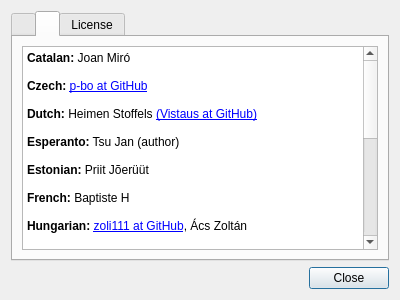
Above: about.ui from tsujan/Arqiver before the change. Below: the same form after it.
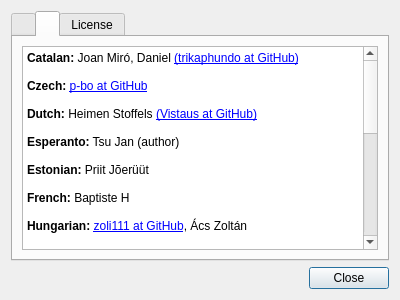
That is the form after the change. The open tabs and pages were chosen to show the change.

What changed in the file:
```diff
--- a/about.ui
+++ b/about.ui
@@ -97,7 +97,7 @@
 &lt;html&gt;&lt;head&gt;&lt;meta name=&quot;qrichtext&quot; content=&quot;1&quot; /&gt;&lt;style type=&quot;text/css&quot;&gt;
 p, li { white-space: pre-wrap; }
 &lt;/style&gt;&lt;/head&gt;&lt;body style=&quot;  font-weight:400; font-style:normal;&quot;&gt;
-&lt;p style=&quot; margin-top:0px; margin-bottom:0px; margin-left:0px; margin-right:0px; -qt-block-indent:0; text-indent:0px;&quot;&gt;&lt;span style=&quot; font-weight:600;&quot;&gt;Catalan:&lt;/span&gt; Joan Miró&lt;/p&gt;
+&lt;p style=&quot; margin-top:0px; margin-bottom:0px; margin-left:0px; margin-right:0px; -qt-block-indent:0; text-indent:0px;&quot;&gt;&lt;span style=&quot; font-weight:600;&quot;&gt;Catalan:&lt;/span&gt; Joan Miró, Daniel &lt;a href=&quot;https://github.com/trikaphundo&quot;&gt;(trikaphundo at GitHub)&lt;/a&gt;&lt;/p&gt;
 &lt;p style=&quot;-qt-paragraph-type:empty; margin-top:0px; margin-bottom:0px; margin-left:0px; margin-right:0px; -qt-block-indent:0; text-indent:0px;&quot;&gt;&lt;br /&gt;&lt;/p&gt;
 &lt;p style=&quot; margin-top:0px; margin-bottom:0px; margin-left:0px; margin-right:0px; -qt-block-indent:0; text-indent:0px;&quot;&gt;&lt;span style=&quot; font-weight:600;&quot;&gt;Czech:&lt;/span&gt; &lt;a href=&quot;https://github.com/p-bo&quot;&gt;p-bo at GitHub&lt;/a&gt;&lt;/p&gt;
 &lt;p style=&quot;-qt-paragraph-type:empty; margin-top:0px; margin-bottom:0px; margin-left:0px; margin-right:0px; -qt-block-indent:0; text-indent:0px;&quot;&gt;&lt;br /&gt;&lt;/p&gt;
@@ -115,6 +115,8 @@
 &lt;p style=&quot;-qt-paragraph-type:empty; margin-top:0px; margin-bottom:0px; margin-left:0px; margin-right:0px; -qt-block-indent:0; text-indent:0px;&quot;&gt;&lt;br /&gt;&lt;/p&gt;
 &lt;p style=&quot; margin-top:0px; margin-bottom:0px; margin-left:0px; margin-right:0px; -qt-block-indent:0; text-indent:0px;&quot;&gt;&lt;span style=&quot; font-weight:600;&quot;&gt;Italian:&lt;/span&gt; &lt;a href=&quot;https://github.com/redtide&quot;&gt;redtide at GitHub&lt;/a&gt;, &lt;a href=&quot;https://github.com/stefonarch&quot;&gt;stefonarch at GitHub&lt;/a&gt;&lt;/p&gt;
 &lt;p style=&quot;-qt-paragraph-type:empty; margin-top:0px; margin-bottom:0px; margin-left:0px; margin-right:0px; -qt-block-indent:0; text-indent:0px;&quot;&gt;&lt;br /&gt;&lt;/p&gt;
+&lt;p style=&quot; margin-top:0px; margin-bottom:0px; margin-left:0px; margin-right:0px; -qt-block-indent:0; text-indent:0px;&quot;&gt;&lt;span style=&quot; font-weight:600;&quot;&gt;Lithuanian:&lt;/span&gt; &lt;a href=&quot;https://github.com/welaq&quot;&gt;welaq at GitHub&lt;/a&gt;
+&lt;p style=&quot;-qt-paragraph-type:empty; margin-top:0px; margin-bottom:0px; margin-left:0px; margin-right:0px; -qt-block-indent:0; text-indent:0px;&quot;&gt;&lt;br /&gt;&lt;/p&gt;
 &lt;p style=&quot; margin-top:0px; margin-bottom:0px; margin-left:0px; margin-right:0px; -qt-block-indent:0; text-indent:0px;&quot;&gt;&lt;span style=&quot; font-weight:600;&quot;&gt;Polish:&lt;/span&gt; Marcin Mikołajczak &lt;a href=&quot;https://github.com/m4sk1n&quot;&gt;(m4sk1n at GitHub)&lt;/a&gt;&lt;/p&gt;
 &lt;p style=&quot;-qt-paragraph-type:empty; margin-top:0px; margin-bottom:0px; margin-left:0px; margin-right:0px; -qt-block-indent:0; text-indent:0px;&quot;&gt;&lt;br /&gt;&lt;/p&gt;
 &lt;p style=&quot; margin-top:0px; margin-bottom:0px; margin-left:0px; margin-right:0px; -qt-block-indent:0; text-indent:0px;&quot;&gt;&lt;span style=&quot; font-weight:600;&quot;&gt;Portuguese:&lt;/span&gt; Hugo Carvalho &lt;a href=&quot;https://github.com/hugok79&quot;&gt;(hugok79 at GitHub)&lt;/a&gt;&lt;/p&gt;
```
